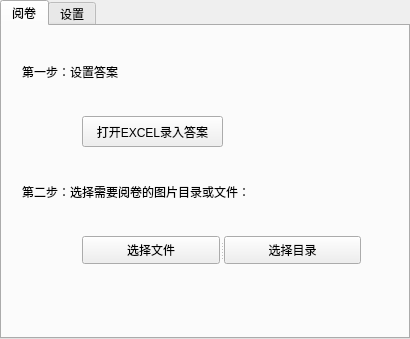
Before: the Qt Designer form ScanWindow.ui in r53127/MyScan, drawn with Qt 5.
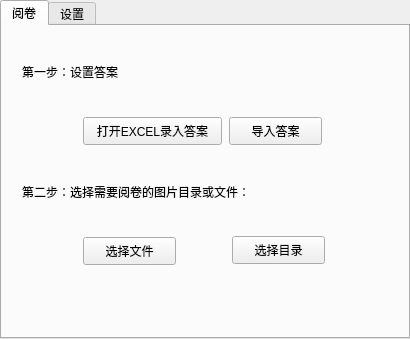
After: the same form once the commit is applied.

```diff
--- a/ScanWindow.ui
+++ b/ScanWindow.ui
@@ -45,29 +45,6 @@
      <string>第二步：选择需要阅卷的图片目录或文件：</string>
     </property>
    </widget>
-   <widget class="QSplitter" name="splitter">
-    <property name="geometry">
-     <rect>
-      <x>80</x>
-      <y>210</y>
-      <width>279</width>
-      <height>28</height>
-     </rect>
-    </property>
-    <property name="orientation">
-     <enum>Qt::Horizontal</enum>
-    </property>
-    <widget class="QPushButton" name="pushButton">
-     <property name="text">
-      <string>选择文件</string>
-     </property>
-    </widget>
-    <widget class="QPushButton" name="pushButton_4">
-     <property name="text">
-      <string>选择目录</string>
-     </property>
-    </widget>
-   </widget>
    <widget class="QLabel" name="label_3">
     <property name="geometry">
      <rect>
@@ -81,19 +58,58 @@
      <string>第一步：设置答案</string>
     </property>
    </widget>
-   <widget class="QPushButton" name="pushButton_3">
+   <widget class="QPushButton" name="pushButton_1">
     <property name="geometry">
      <rect>
-      <x>80</x>
-      <y>90</y>
-      <width>141</width>
-      <height>31</height>
+      <x>81</x>
+      <y>91</y>
+      <width>139</width>
+      <height>28</height>
      </rect>
     </property>
     <property name="text">
      <string>打开EXCEL录入答案</string>
     </property>
    </widget>
+   <widget class="QPushButton" name="pushButton_2">
+    <property name="geometry">
+     <rect>
+      <x>227</x>
+      <y>91</y>
+      <width>93</width>
+      <height>28</height>
+     </rect>
+    </property>
+    <property name="text">
+     <string>导入答案</string>
+    </property>
+   </widget>
+   <widget class="QPushButton" name="pushButton_3">
+    <property name="geometry">
+     <rect>
+      <x>81</x>
+      <y>211</y>
+      <width>93</width>
+      <height>28</height>
+     </rect>
+    </property>
+    <property name="text">
+     <string>选择文件</string>
+    </property>
+   </widget>
+   <widget class="QPushButton" name="pushButton_4">
+    <property name="geometry">
+     <rect>
+      <x>230</x>
+      <y>210</y>
+      <width>93</width>
+      <height>28</height>
+     </rect>
+    </property>
+    <property name="text">
+     <string>选择目录</string>
+    </property>
+   </widget>
   </widget>
   <widget class="QWidget" name="tab">
    <attribute name="title">
```
